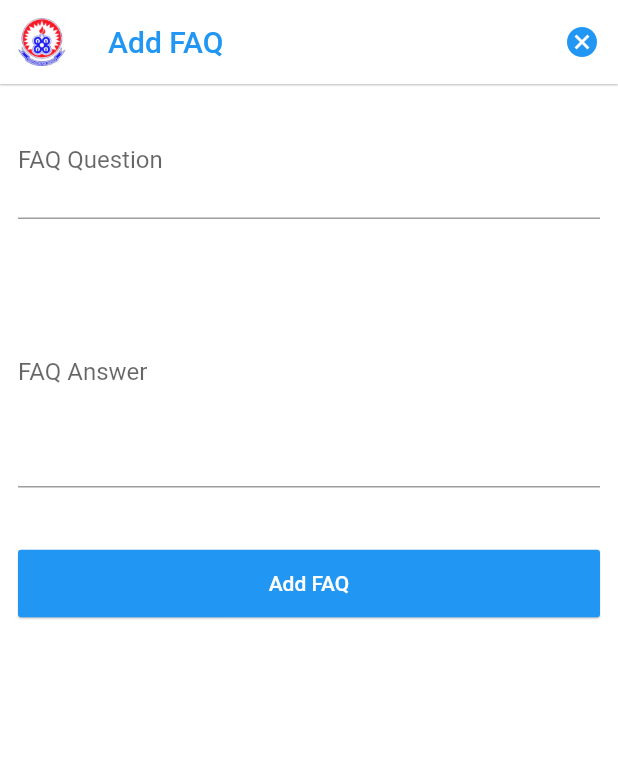
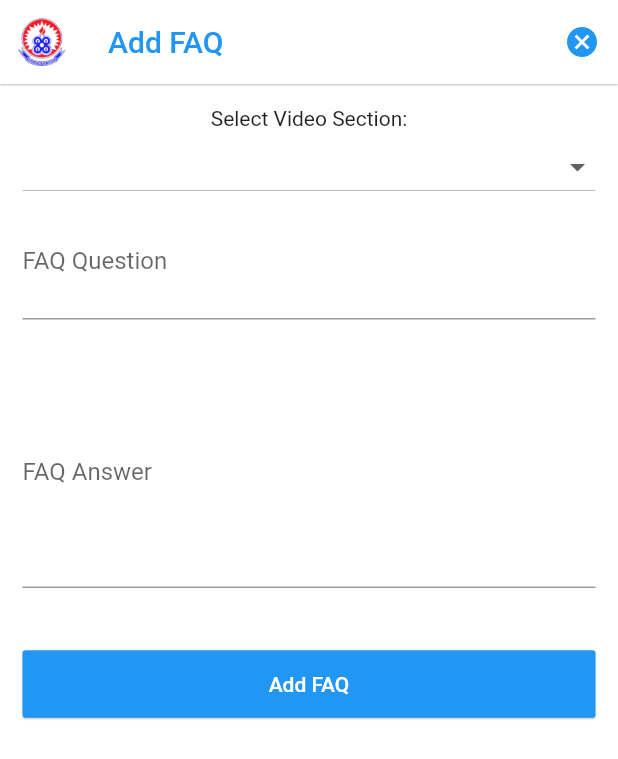
Before and after one commit to majestyjnr/LOAAdmin, a Flutter app: the AddFaq screen opened directly, on a phone screen of 412 x 824 dp. Shown: the top 759 px of the screen. Run offline on Flutter 3.47's test engine with Material 2 defaults, Android fonts, the phone set to English and light mode, and no system bars; our stand-ins replace cloud_firestore, firebase_auth, firebase_core, firebase_storage, flick_video_player, flutter_slidable and 5 more; missing offline and left inert: nuts_activity_indicator, sweetalert; accounts and stored records are empty.

Commit message:
Commit Updates

```diff
--- a/LOAAdmin/lib/screens/dashboard/AddFaq.dart
+++ b/LOAAdmin/lib/screens/dashboard/AddFaq.dart
@@ -17,6 +17,7 @@ class _AddFaqState extends State<AddFaq> {
   bool isLoading = false;
   bool _isquestionValidate = false;
   bool _isanswerValidate = false;
+  String dropdownValue = 'Acquistion Section';
 
   @override
   Widget build(BuildContext context) {
@@ -52,9 +53,36 @@ class _AddFaqState extends State<AddFaq> {
       ),
       body: SingleChildScrollView(
         child: Padding(
-          padding: const EdgeInsets.all(12.0),
+          padding: const EdgeInsets.all(15.0),
           child: Column(
             children: <Widget>[
+              Text('Select Video Section:'),
+              DropdownButton<String>(
+                isExpanded: true,
+                value: dropdownValue,
+                items: <String>[
+                  'Acquisition Section',
+                  'Circulation Section',
+                  'Information Help Desk Section',
+                  'Lending Section',
+                  'Quick Reference Section',
+                  'Reference Section',
+                  'Security Section',
+                  'Special Section'
+                ].map<DropdownMenuItem<String>>(
+                  (String value) {
+                    return DropdownMenuItem(
+                      value: value,
+                      child: Text(value),
+                    );
+                  },
+                ).toList(),
+                onChanged: (String newLevel) {
+                  setState(() {
+                    dropdownValue = newLevel;
+                  });
+                },
+              ),
               TextField(
                 minLines: 2,
                 keyboardType: TextInputType.multiline,
@@ -118,6 +146,7 @@ class _AddFaqState extends State<AddFaq> {
                       FirebaseFirestore.instance.collection('FAQs').add({
                         'faqQuestion': _faqQuestion.text,
                         'faqAnswer': _faqAnswer.text,
+                        'section': dropdownValue,
                       }).then((value) {
                         setState(() {
                           isLoading = false;
```
